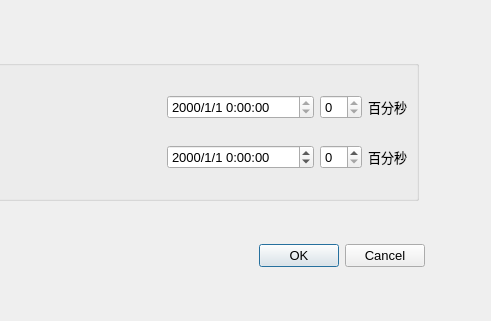
First picture: the form in time_set.ui, repository 2205794866/Hustcards_v2, before the edit; both pictures show x 232 to 723 and y 0 to 321 of the 723 by 321 pixel window.
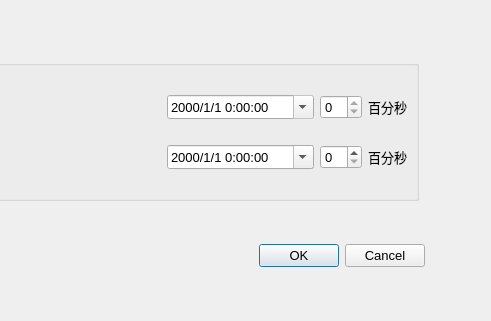
Second picture: the form after the edit.

Patch:
```diff
--- a/time_set.ui
+++ b/time_set.ui
@@ -105,6 +105,9 @@
       <property name="displayFormat">
        <string>yyyy/M/d H:mm:ss</string>
       </property>
+      <property name="calendarPopup">
+       <bool>true</bool>
+      </property>
      </widget>
     </item>
     <item row="1" column="2">
@@ -112,6 +115,9 @@
       <property name="displayFormat">
        <string>yyyy/M/d H:mm:ss</string>
       </property>
+      <property name="calendarPopup">
+       <bool>true</bool>
+      </property>
      </widget>
     </item>
     <item row="0" column="3">
```
